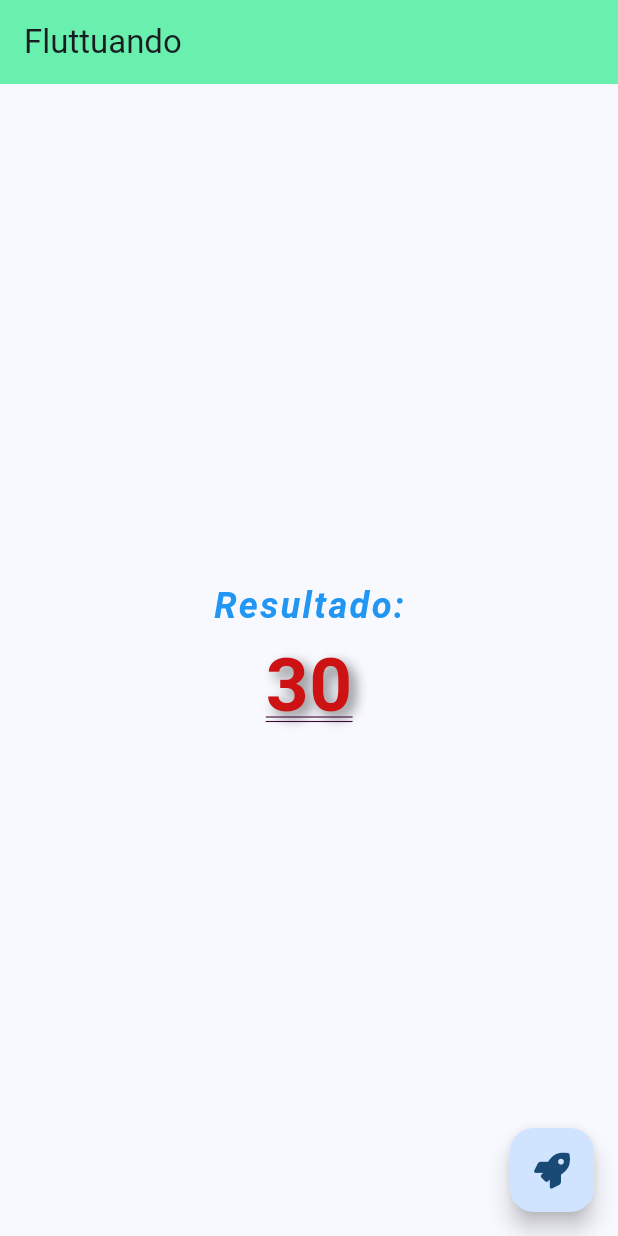
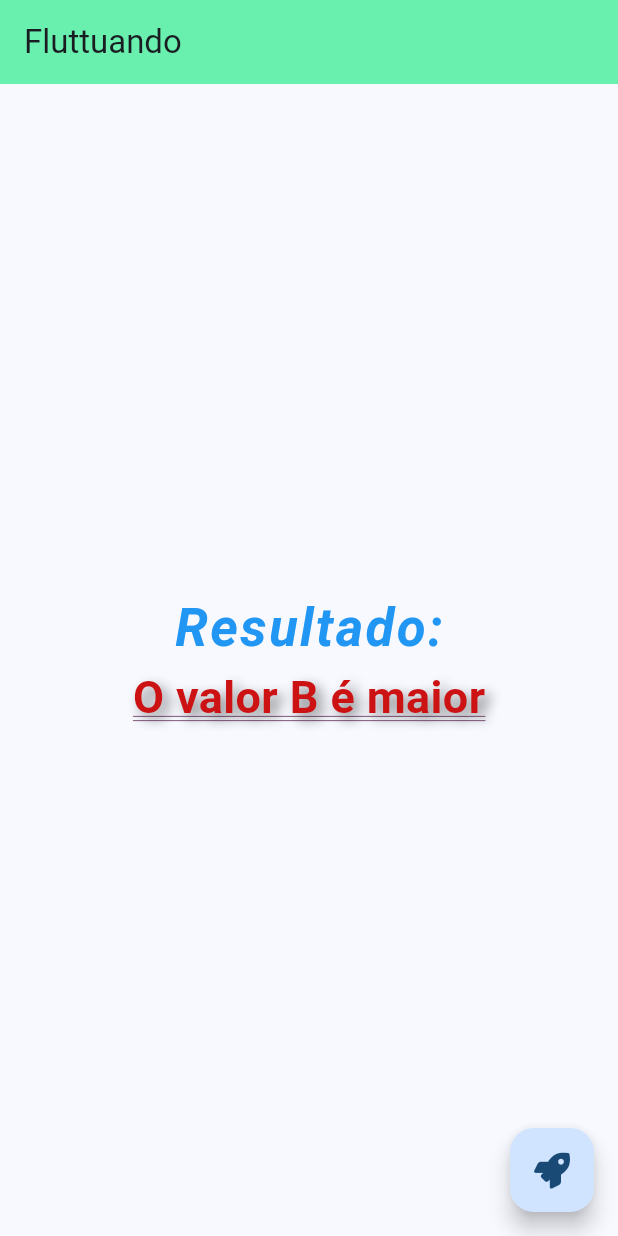
Before and after one commit to MateusOliveira991/projeto-flutter-modulo2, a Flutter app: the screen it shows after launch, after a tap on an icon or button, on a phone screen of 412 x 824 dp. Run offline on Flutter 3.47's test engine with Material 3 defaults, Android fonts, the phone set to English and light mode, and no system bars; our stand-ins replace font_awesome_flutter.

Commit message:
fix: alterando a logica

```diff
--- a/lib/main.dart
+++ b/lib/main.dart
@@ -46,10 +46,17 @@ class _MyHomePageState extends State<MyHomePage> {
   void _desafio1() {
     int valorA = 10;
     int valorB = 20;
-    int soma = valorA + valorB;
+
+    if (valorA > valorB) {
+      _result = 'O valor A é maior';
+    } else if (valorA < valorB) {
+      _result = 'O valor B é maior';
+    } else {
+      _result = 'Os valores são iguais';
+    }
 
     setState(() {
-      _result = soma.toString();
+    _result.toString();
     });
   }
 
@@ -67,7 +74,7 @@ class _MyHomePageState extends State<MyHomePage> {
             const Text(
               'Resultado:',
               style: TextStyle(
-                fontSize: 24,
+                fontSize: 35,
                 fontWeight: FontWeight.bold,
                 fontStyle: FontStyle.italic,
                 color: Colors.blue,
@@ -78,7 +85,7 @@ class _MyHomePageState extends State<MyHomePage> {
             Text(
               _result,
               style: TextStyle(
-                fontSize: 50,
+                fontSize: 30,
                 fontWeight: FontWeight.bold,
                 color: const Color.fromARGB(255, 204, 18, 18),
                 shadows: [
```
